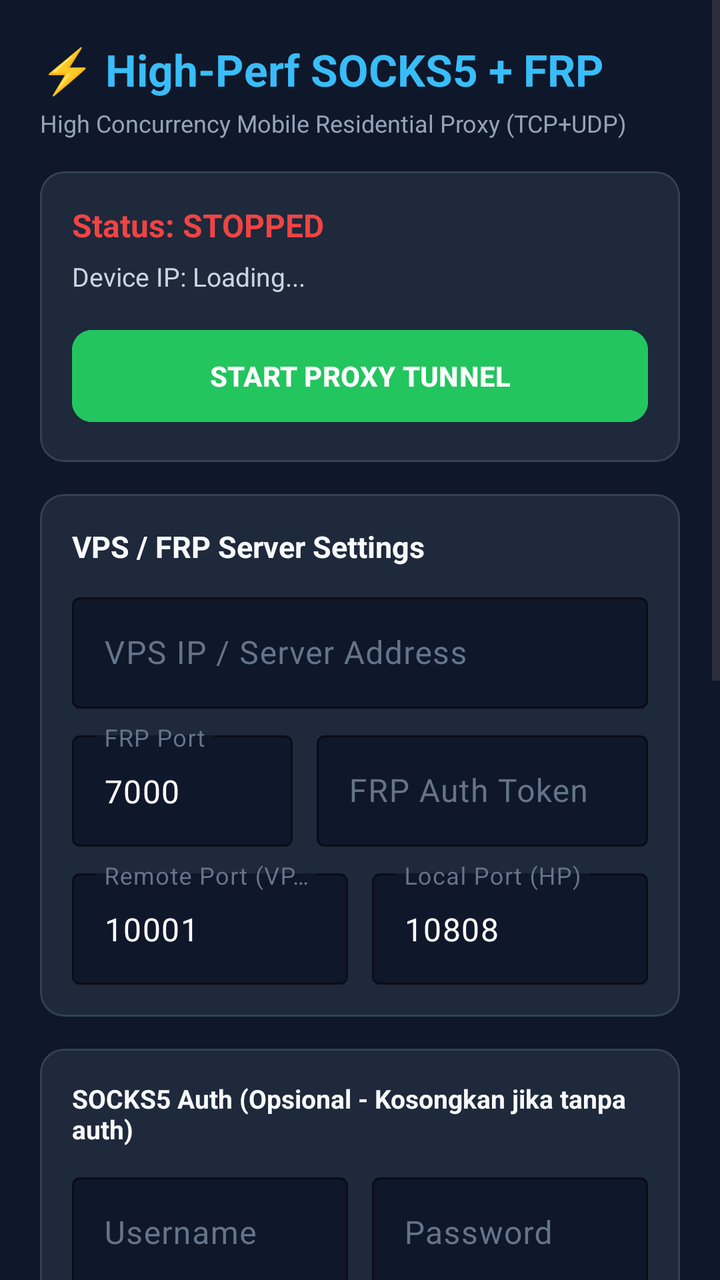
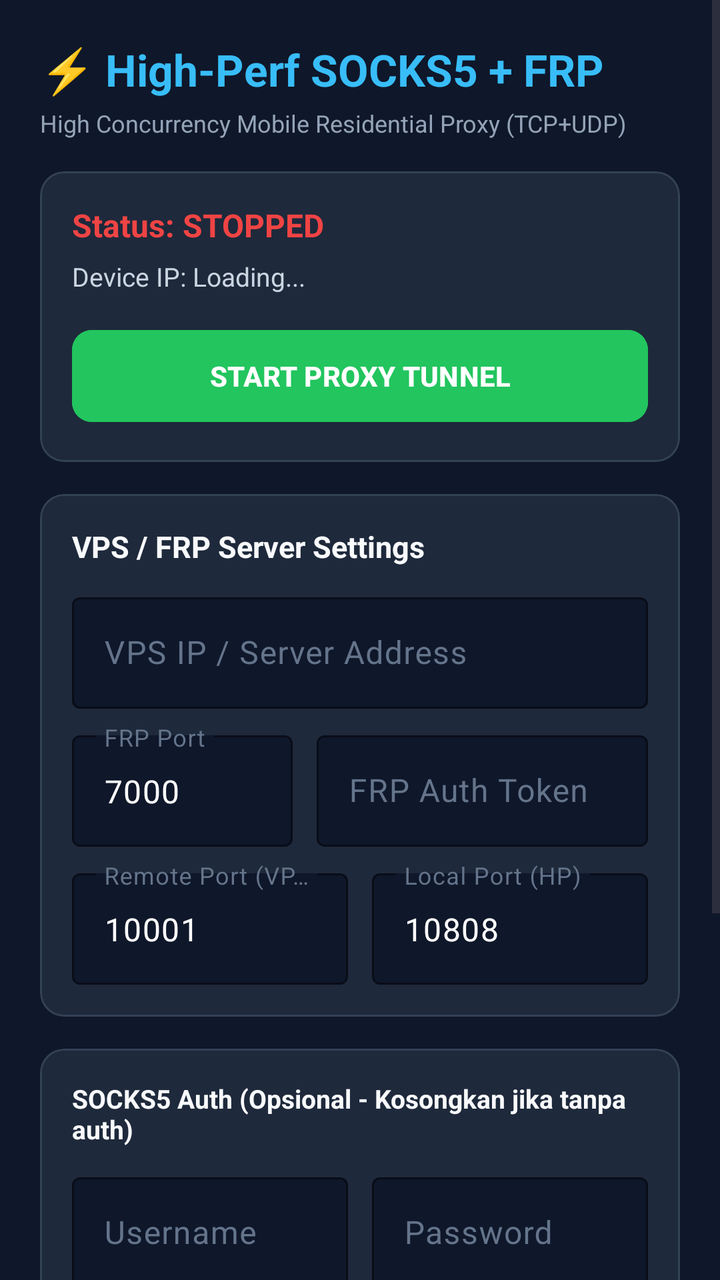

Before-and-after screenshots of an Android layout around one commit, followed by the original layout XML and the change that was made.
<!-- AndroidManifest.xml: application theme Theme.Material3.DayNight.NoActionBar -->
<!-- res/layout/activity_main.xml -->
<?xml version="1.0" encoding="utf-8"?>
<ScrollView xmlns:android="http://schemas.android.com/apk/res/android"
    xmlns:app="http://schemas.android.com/apk/res-auto"
    android:id="@+id/rootScrollView"
    android:layout_width="match_parent"
    android:layout_height="match_parent"
    android:background="#0F172A"
    android:descendantFocusability="blocksDescendants"
    android:fillViewport="true">

    <LinearLayout
        android:layout_width="match_parent"
        android:layout_height="wrap_content"
        android:orientation="vertical"
        android:padding="20dp">

        <TextView
            android:layout_width="wrap_content"
            android:layout_height="wrap_content"
            android:text="⚡ High-Perf SOCKS5 + FRP"
            android:textColor="#38BDF8"
            android:textSize="22sp"
            android:textStyle="bold" />

        <TextView
            android:layout_width="wrap_content"
            android:layout_height="wrap_content"
            android:layout_marginTop="4dp"
            android:text="High Concurrency Mobile Residential Proxy (TCP+UDP)"
            android:textColor="#94A3B8"
            android:textSize="12sp" />

        <com.google.android.material.card.MaterialCardView
            android:layout_width="match_parent"
            android:layout_height="wrap_content"
            android:layout_marginTop="16dp"
            app:cardBackgroundColor="#1E293B"
            app:cardCornerRadius="12dp"
            app:strokeColor="#334155"
            app:strokeWidth="1dp">

            <LinearLayout
                android:layout_width="match_parent"
                android:layout_height="wrap_content"
                android:orientation="vertical"
                android:padding="16dp">

                <TextView
                    android:id="@+id/tvStatus"
                    android:layout_width="wrap_content"
                    android:layout_height="wrap_content"
                    android:text="Status: STOPPED"
                    android:textColor="#EF4444"
                    android:textSize="16sp"
                    android:textStyle="bold" />

                <TextView
                    android:id="@+id/tvDeviceIP"
                    android:layout_width="wrap_content"
                    android:layout_height="wrap_content"
                    android:layout_marginTop="6dp"
                    android:text="Device IP: Loading..."
                    android:textColor="#CBD5E1"
                    android:textSize="13sp" />

                <Button
                    android:id="@+id/btnToggle"
                    android:layout_width="match_parent"
                    android:layout_height="54dp"
                    android:layout_marginTop="14dp"
                    android:backgroundTint="#22C55E"
                    android:text="START PROXY TUNNEL"
                    android:textColor="#FFFFFF"
                    android:textStyle="bold"
                    app:cornerRadius="10dp" />
            </LinearLayout>
        </com.google.android.material.card.MaterialCardView>

        
        <com.google.android.material.card.MaterialCardView
            android:layout_width="match_parent"
            android:layout_height="wrap_content"
            android:layout_marginTop="16dp"
            app:cardBackgroundColor="#1E293B"
            app:cardCornerRadius="12dp"
            app:strokeColor="#334155"
            app:strokeWidth="1dp">

            <LinearLayout
                android:layout_width="match_parent"
                android:layout_height="wrap_content"
                android:orientation="vertical"
                android:padding="16dp">

                <TextView
                    android:layout_width="wrap_content"
                    android:layout_height="wrap_content"
                    android:text="VPS / FRP Server Settings"
                    android:textColor="#F8FAFC"
                    android:textSize="15sp"
                    android:textStyle="bold" />

                
                <com.google.android.material.textfield.TextInputLayout
                    android:layout_width="match_parent"
                    android:layout_height="wrap_content"
                    android:layout_marginTop="10dp"
                    android:hint="VPS IP / Server Address"
                    android:textColorHint="#64748B"
                    app:boxBackgroundColor="#0F172A"
                    app:boxStrokeColor="#38BDF8">

                    <com.google.android.material.textfield.TextInputEditText
                        android:id="@+id/etServerAddr"
                        android:layout_width="match_parent"
                        android:layout_height="wrap_content"
                        android:text=""
                        android:textColor="#FFFFFF" />
                </com.google.android.material.textfield.TextInputLayout>

                
                <LinearLayout
                    android:layout_width="match_parent"
                    android:layout_height="wrap_content"
                    android:layout_marginTop="8dp"
                    android:orientation="horizontal">

                    <com.google.android.material.textfield.TextInputLayout
                        android:layout_width="0dp"
                        android:layout_height="wrap_content"
                        android:layout_marginEnd="6dp"
                        android:layout_weight="1"
                        android:hint="FRP Port"
                        android:textColorHint="#64748B"
                        app:boxBackgroundColor="#0F172A"
                        app:boxStrokeColor="#38BDF8">

                        <com.google.android.material.textfield.TextInputEditText
                            android:id="@+id/etServerPort"
                            android:layout_width="match_parent"
                            android:layout_height="wrap_content"
                            android:inputType="number"
                            android:text="7000"
                            android:textColor="#FFFFFF" />
                    </com.google.android.material.textfield.TextInputLayout>

                    <com.google.android.material.textfield.TextInputLayout
                        android:layout_width="0dp"
                        android:layout_height="wrap_content"
                        android:layout_marginStart="6dp"
                        android:layout_weight="1.5"
                        android:hint="FRP Auth Token"
                        android:textColorHint="#64748B"
                        app:boxBackgroundColor="#0F172A"
                        app:boxStrokeColor="#38BDF8">

                        <com.google.android.material.textfield.TextInputEditText
                            android:id="@+id/etToken"
                            android:layout_width="match_parent"
                            android:layout_height="wrap_content"
                            android:text=""
                            android:textColor="#FFFFFF" />
                    </com.google.android.material.textfield.TextInputLayout>
                </LinearLayout>

                
                <LinearLayout
                    android:layout_width="match_parent"
                    android:layout_height="wrap_content"
                    android:layout_marginTop="8dp"
                    android:orientation="horizontal">

                    <com.google.android.material.textfield.TextInputLayout
                        android:layout_width="0dp"
                        android:layout_height="wrap_content"
                        android:layout_marginEnd="6dp"
                        android:layout_weight="1"
                        android:hint="Remote Port (VPS)"
                        android:textColorHint="#64748B"
                        app:boxBackgroundColor="#0F172A"
                        app:boxStrokeColor="#38BDF8">

                        <com.google.android.material.textfield.TextInputEditText
                            android:id="@+id/etRemotePort"
                            android:layout_width="match_parent"
                            android:layout_height="wrap_content"
                            android:inputType="number"
                            android:text="10001"
                            android:textColor="#FFFFFF" />
                    </com.google.android.material.textfield.TextInputLayout>

                    <com.google.android.material.textfield.TextInputLayout
                        android:layout_width="0dp"
                        android:layout_height="wrap_content"
                        android:layout_marginStart="6dp"
                        android:layout_weight="1"
                        android:hint="Local Port (HP)"
                        android:textColorHint="#64748B"
                        app:boxBackgroundColor="#0F172A"
                        app:boxStrokeColor="#38BDF8">

                        <com.google.android.material.textfield.TextInputEditText
                            android:id="@+id/etLocalPort"
                            android:layout_width="match_parent"
                            android:layout_height="wrap_content"
                            android:inputType="number"
                            android:text="10808"
                            android:textColor="#FFFFFF" />
                    </com.google.android.material.textfield.TextInputLayout>
                </LinearLayout>

            </LinearLayout>
        </com.google.android.material.card.MaterialCardView>

        
        <com.google.android.material.card.MaterialCardView
            android:layout_width="match_parent"
            android:layout_height="wrap_content"
            android:layout_marginTop="16dp"
            app:cardBackgroundColor="#1E293B"
            app:cardCornerRadius="12dp"
            app:strokeColor="#334155"
            app:strokeWidth="1dp">

            <LinearLayout
                android:layout_width="match_parent"
                android:layout_height="wrap_content"
                android:orientation="vertical"
                android:padding="16dp">

                <TextView
                    android:layout_width="wrap_content"
                    android:layout_height="wrap_content"
                    android:text="SOCKS5 Auth (Opsional - Kosongkan jika tanpa auth)"
                    android:textColor="#F8FAFC"
                    android:textSize="13sp"
                    android:textStyle="bold" />

                <LinearLayout
                    android:layout_width="match_parent"
                    android:layout_height="wrap_content"
                    android:layout_marginTop="10dp"
                    android:orientation="horizontal">

                    <com.google.android.material.textfield.TextInputLayout
                        android:layout_width="0dp"
                        android:layout_height="wrap_content"
                        android:layout_marginEnd="6dp"
                        android:layout_weight="1"
                        android:hint="Username"
                        android:textColorHint="#64748B"
                        app:boxBackgroundColor="#0F172A"
                        app:boxStrokeColor="#38BDF8">

                        <com.google.android.material.textfield.TextInputEditText
                            android:id="@+id/etSocksUser"
                            android:layout_width="match_parent"
                            android:layout_height="wrap_content"
                            android:textColor="#FFFFFF" />
                    </com.google.android.material.textfield.TextInputLayout>

                    <com.google.android.material.textfield.TextInputLayout
                        android:layout_width="0dp"
                        android:layout_height="wrap_content"
                        android:layout_marginStart="6dp"
                        android:layout_weight="1"
                        android:hint="Password"
                        android:textColorHint="#64748B"
                        app:boxBackgroundColor="#0F172A"
                        app:boxStrokeColor="#38BDF8">

                        <com.google.android.material.textfield.TextInputEditText
                            android:id="@+id/etSocksPass"
                            android:layout_width="match_parent"
                            android:layout_height="wrap_content"
                            android:textColor="#FFFFFF" />
                    </com.google.android.material.textfield.TextInputLayout>
                </LinearLayout>

                <Button
                    android:id="@+id/btnBatteryOpt"
                    android:layout_width="match_parent"
                    android:layout_height="wrap_content"
                    android:layout_marginTop="16dp"
                    android:backgroundTint="#334155"
                    android:text="Disable Battery Optimization (Anti-Kill)"
                    android:textColor="#93C5FD"
                    android:textSize="12sp"
                    app:cornerRadius="8dp" />
            </LinearLayout>
        </com.google.android.material.card.MaterialCardView>

        
        <com.google.android.material.card.MaterialCardView
            android:layout_width="match_parent"
            android:layout_height="wrap_content"
            android:layout_marginTop="16dp"
            app:cardBackgroundColor="#1E293B"
            app:cardCornerRadius="12dp"
            app:strokeColor="#334155"
            app:strokeWidth="1dp">

            <LinearLayout
                android:layout_width="match_parent"
                android:layout_height="wrap_content"
                android:orientation="vertical"
                android:padding="16dp">

                <LinearLayout
                    android:layout_width="match_parent"
                    android:layout_height="wrap_content"
                    android:gravity="center_vertical"
                    android:orientation="horizontal">

                    <TextView
                        android:layout_width="0dp"
                        android:layout_height="wrap_content"
                        android:layout_weight="1"
                        android:text="🔍 Live Debug Mode"
                        android:textColor="#F8FAFC"
                        android:textSize="15sp"
                        android:textStyle="bold" />

                    <com.google.android.material.switchmaterial.SwitchMaterial
                        android:id="@+id/switchDebug"
                        android:layout_width="wrap_content"
                        android:layout_height="wrap_content"
                        android:checked="true" />
                </LinearLayout>

                <LinearLayout
                    android:id="@+id/layoutDebugLogs"
                    android:layout_width="match_parent"
                    android:layout_height="wrap_content"
                    android:layout_marginTop="10dp"
                    android:orientation="vertical">

                    <LinearLayout
                        android:layout_width="match_parent"
                        android:layout_height="wrap_content"
                        android:gravity="center_vertical"
                        android:orientation="horizontal">

                        <TextView
                            android:layout_width="0dp"
                            android:layout_height="wrap_content"
                            android:layout_weight="1"
                            android:text="Real-Time Engine &amp; Tunnel Logs:"
                            android:textColor="#94A3B8"
                            android:textSize="11sp" />

                        <TextView
                            android:id="@+id/btnPauseLogs"
                            android:layout_width="wrap_content"
                            android:layout_height="wrap_content"
                            android:layout_marginEnd="6dp"
                            android:padding="4dp"
                            android:text="⏸️ [Pause]"
                            android:textColor="#FBBF24"
                            android:textSize="11sp"
                            android:textStyle="bold" />

                        <TextView
                            android:id="@+id/btnCopyLogs"
                            android:layout_width="wrap_content"
                            android:layout_height="wrap_content"
                            android:layout_marginEnd="6dp"
                            android:padding="4dp"
                            android:text="📋 [Copy Logs]"
                            android:textColor="#38BDF8"
                            android:textSize="11sp"
                            android:textStyle="bold" />

                        <TextView
                            android:id="@+id/btnClearLogs"
                            android:layout_width="wrap_content"
                            android:layout_height="wrap_content"
                            android:padding="4dp"
                            android:text="🗑️ [Clear]"
                            android:textColor="#F87171"
                            android:textSize="11sp"
                            android:textStyle="bold" />
                    </LinearLayout>

                    <HorizontalScrollView
                        android:id="@+id/scrollDebugHorizontal"
                        android:layout_width="match_parent"
                        android:layout_height="250dp"
                        android:layout_marginTop="6dp"
                        android:background="#0A0F1D"
                        android:fillViewport="true"
                        android:padding="8dp">

                        <ScrollView
                            android:id="@+id/scrollDebugVertical"
                            android:layout_width="wrap_content"
                            android:layout_height="match_parent"
                            android:fillViewport="true">

                            <TextView
                                android:id="@+id/tvDebugLogs"
                                android:layout_width="wrap_content"
                                android:layout_height="wrap_content"
                                android:fontFamily="monospace"
                                android:text="Ready. Start proxy to see live logs..."
                                android:textColor="#34D399"
                                android:textSize="11sp" />
                        </ScrollView>
                    </HorizontalScrollView>
                </LinearLayout>

            </LinearLayout>
        </com.google.android.material.card.MaterialCardView>

        <TextView
            android:layout_width="match_parent"
            android:layout_height="wrap_content"
            android:layout_marginTop="16dp"
            android:layout_marginBottom="24dp"
            android:gravity="center"
            android:text="Tip: Akses proxy dari luar via [IP_VPS]:[RemotePort]"
            android:textColor="#64748B"
            android:textSize="12sp" />

    </LinearLayout>
</ScrollView>
<!-- resources referenced by this layout -->
<resources>

</resources>

<!-- the commit's change to res/layout/activity_main.xml (unified diff, before → after) -->
@@ -325,7 +325,7 @@
                         android:id="@+id/switchDebug"
                         android:layout_width="wrap_content"
                         android:layout_height="wrap_content"
-                        android:checked="true" />
+                        android:checked="false" />
                 </LinearLayout>
 
                 <LinearLayout
@@ -333,7 +333,8 @@
                     android:layout_width="match_parent"
                     android:layout_height="wrap_content"
                     android:layout_marginTop="10dp"
-                    android:orientation="vertical">
+                    android:orientation="vertical"
+                    android:visibility="gone">
 
                     <LinearLayout
                         android:layout_width="match_parent"
